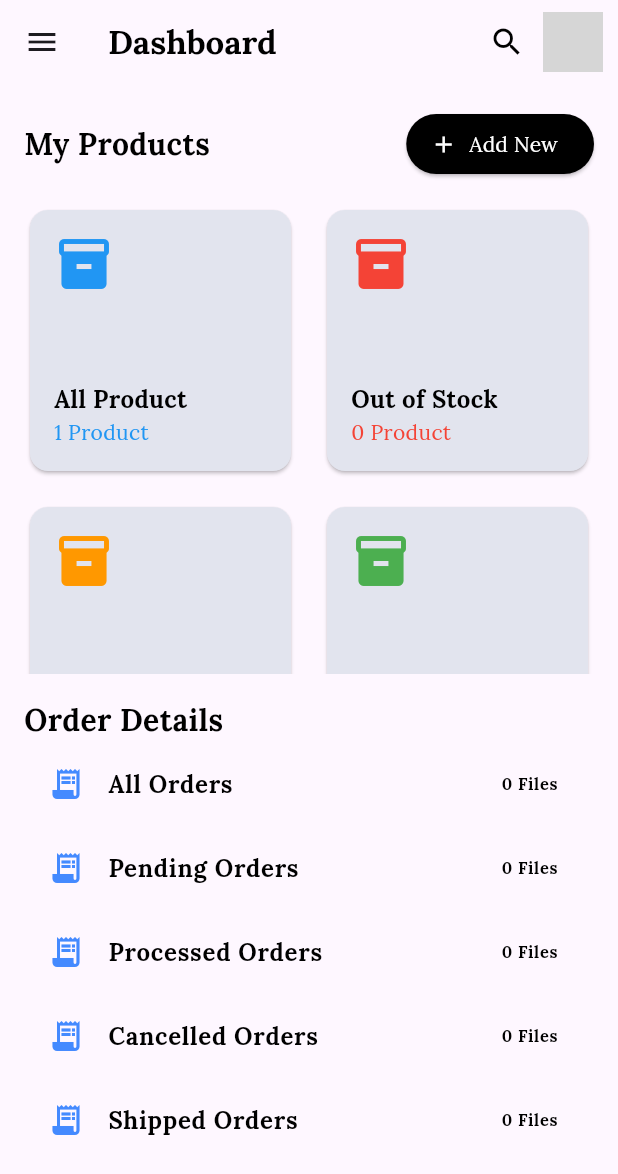
After one commit to HirenThakkar88/Ubon_Application, a Flutter app: the AdminDashboardScreen screen opened directly, on a phone screen of 412 x 824 dp. The commit adds this screen. Shown: the top 1174 px of the screen. Run offline on Flutter 3.47's test engine with Material 3 defaults, Android fonts, the phone set to English and light mode, and no system bars; drawn by our look-alikes of loader_overlay; our stand-ins replace cloud_firestore, firebase_auth, firebase_core, google_sign_in, loading_animation_widget, shared_preferences; missing offline and left inert: mailer; accounts and stored records are empty; network calls fail; project files that could hold a hidden picture were left out; grey boxes are pictures that could not be loaded.

Commit message:
admin panel with Id Password update role in database

```diff
--- /dev/null
+++ b/lib/admin/admin_dashboard_screen.dart
@@ -0,0 +1,212 @@
+import 'package:flutter/material.dart';
+import 'package:shared_preferences/shared_preferences.dart';
+import 'package:ubon_application/screens/firebase_Auth.dart';
+import 'package:ubon_application/screens/login_screen.dart';
+
+class AdminDashboardScreen extends StatefulWidget {
+  @override
+  State<AdminDashboardScreen> createState() => _AdminDashboardScreenState();
+}
+
+class _AdminDashboardScreenState extends State<AdminDashboardScreen> {
+  Authservice _auth = Authservice();
+  @override
+  Widget build(BuildContext context) {
+    return Scaffold(
+      appBar: AppBar(
+        title: Text(
+          "Dashboard",
+          style: TextStyle(
+            fontFamily: 'Lora', // Apply Lora font family
+            fontWeight: FontWeight.bold, // Apply bold font weight
+            color: Colors.black, // Set text color to black
+          ),
+        ),
+        actions: [
+          IconButton(
+            icon: Icon(Icons.search, color: Colors.black),
+            onPressed: () {},
+          ),
+          CircleAvatar(
+            backgroundImage: NetworkImage('https://i.pravatar.cc/300'), // Placeholder profile image
+          ),
+          SizedBox(width: 10),
+        ],
+      ),
+      drawer: Drawer(
+        child: ListView(
+          children: [
+            SizedBox(height: 30),
+            buildDrawerItem(Icons.dashboard, 'Dashboard'),
+            buildDrawerItem(Icons.category, 'Category'),
+            buildDrawerItem(Icons.subtitles, 'Sub Category'),
+            buildDrawerItem(Icons.branding_watermark, 'Brands'),
+            buildDrawerItem(Icons.assignment, 'Orders'),
+            buildDrawerItem(Icons.card_giftcard, 'Coupons'),
+            buildDrawerItem(Icons.notifications, 'Notifications'),
+            const Divider(),
+      ListTile(
+        leading: Icon(Icons.logout, color: Colors.red),
+        title: Text('Sign Out', style: TextStyle(color: Colors.red)),
+        onTap:  ()async {
+                                await _auth.signout();
+                                final prefs =
+                                    await SharedPreferences.getInstance();
+                                await prefs.remove('email');
+                                await prefs.remove('uid');
+                               goToLogin(context);
+        },
+      ),
+
+          ],
+        ),
+      ),
+      body: Padding(
+        padding: const EdgeInsets.all(16.0),
+        child: Column(
+          children: [
+            // "My Products" Section
+            Row(
+              mainAxisAlignment: MainAxisAlignment.spaceBetween,
+              children: [
+                Text(
+                  'My Products',
+                  style: TextStyle(
+                    fontFamily: 'Lora',
+                    fontWeight: FontWeight.bold,
+                    fontSize: 20,
+                    color: Colors.black, // Set text color to black
+                  ),
+                ),
+                ElevatedButton.icon(
+                  onPressed: () {},
+                  icon: Icon(Icons.add, color: Colors.white),
+                  label: Text(
+                    'Add New',
+                    style: TextStyle(color: Colors.white),
+                  ),
+                  style: ElevatedButton.styleFrom(backgroundColor: Colors.black),
+                ),
+              ],
+            ),
+            SizedBox(height: 16),
+            // Product Status Cards
+            Expanded(
+              child: GridView.count(
+                crossAxisCount: 2,
+                crossAxisSpacing: 16,
+                mainAxisSpacing: 16,
+                children: [
+                  buildStatusCard('All Product', '1 Product', Colors.blue),
+                  buildStatusCard('Out of Stock', '0 Product', Colors.red),
+                  buildStatusCard('Limited Stock', '0 Product', Colors.orange),
+                  buildStatusCard('Other Stock', '1 Product', Colors.green),
+                ],
+              ),
+            ),
+            SizedBox(height: 16),
+            // Orders Details Section
+            Row(
+              mainAxisAlignment: MainAxisAlignment.spaceBetween,
+              children: [
+                Text(
+                  'Order Details',
+                  style: TextStyle(
+                    fontFamily: 'Lora',
+                    fontWeight: FontWeight.bold,
+                    fontSize: 20,
+                    color: Colors.black, // Set text color to black
+                  ),
+                ),
+              ],
+            ),
+            Expanded(
+              child: ListView(
+                children: [
+                  buildOrderTile('All Orders', 0),
+                  buildOrderTile('Pending Orders', 0),
+                  buildOrderTile('Processed Orders', 0),
+                  buildOrderTile('Cancelled Orders', 0),
+                  buildOrderTile('Shipped Orders', 0),
+                ],
+              ),
+            ),
+          ],
+        ),
+      ),
+    );
+  }
+
+  Widget buildDrawerItem(IconData icon, String title) {
+    return ListTile(
+      leading: Icon(icon, color: Colors.pinkAccent),
+      title: Text(
+        title,
+        style: TextStyle(
+          fontFamily: 'Lora',
+          fontWeight: FontWeight.bold,
+          color: Colors.black, // Set text color to black
+        ),
+      ),
+      onTap: () {},
+    );
+  }
+
+  Widget buildStatusCard(String title, String subtitle, Color color) {
+    return Card(
+      color: Color.fromARGB(255, 226, 228, 238),
+      child: Padding(
+        padding: const EdgeInsets.all(16.0),
+        child: Column(
+          crossAxisAlignment: CrossAxisAlignment.start,
+          children: [
+            Icon(Icons.inventory, color: color, size: 40),
+            Spacer(),
+            Text(
+              title,
+              style: TextStyle(
+                fontFamily: 'Lora',
+                fontWeight: FontWeight.bold,
+                fontSize: 16,
+                color: Colors.black, // Set text color to black
+              ),
+            ),
+            Text(
+              subtitle,
+              style: TextStyle(fontSize: 14, color: color),
+            ),
+          ],
+        ),
+      ),
+    );
+  }
+
+  Widget buildOrderTile(String title, int count) {
+    return ListTile(
+      leading: Icon(Icons.receipt_long, color: Colors.blueAccent),
+      title: Text(
+        title,
+        style: TextStyle(
+          fontFamily: 'Lora',
+          fontWeight: FontWeight.bold,
+          color: Colors.black, // Set text color to black
+        ),
+      ),
+      trailing: Text(
+        '$count Files',
+        style: TextStyle(
+          fontFamily: 'Lora',
+          fontWeight: FontWeight.bold,
+          color: Colors.black, // Set text color to black
+        ),
+      ),
+      onTap: () {},
+    );
+  }
+    void goToLogin(BuildContext context) {
+    Navigator.pushReplacement(
+      context,
+      MaterialPageRoute(builder: (context) => const LoginScreen()),
+    );
+  }
+}
--- a/lib/screens/firebase_Auth.dart
+++ b/lib/screens/firebase_Auth.dart
@@ -16,7 +16,6 @@ class Authservice {
 
 
   Future<Map<String, String>?> signInWithGoogle() async {
-
 
     try {
       // Perform the Google sign-in
@@ -66,8 +65,8 @@ class Authservice {
         final userDoc = querySnapshot.docs.first;
         final password = userDoc['password'];
 
-        if (userDoc['user_type'] == null) {
-          await userDoc.reference.update({'user_type': 'basic user'});
+        if (userDoc['role'] == null) {
+          await userDoc.reference.update({'role': 'user'});
         }
 
         // If the password is not null, sign in and go to Home screen
@@ -102,7 +101,7 @@ class Authservice {
           'email': email,
           'name': displayName,
           'password': null, // Password initially set to null
-          'user_type': 'basic user',
+          'role': 'user',
         });
 
         // Redirect to SetPassword screen
@@ -145,7 +144,7 @@ class Authservice {
           'email': email,
           'name': fullName,
           'password': password, // Storing the password as is
-          'user_type': 'basic user',
+          'role': 'user',
         });
       }
 
@@ -171,9 +170,9 @@ class Authservice {
 
         // Check if the entered password matches the stored password
         if (userData['password'] == password) {
-          if (userData['user_type'] == null) {
+          if (userData['role'] == null) {
             await querySnapshot.docs.first.reference
-                .update({'user_type': 'basic user'});
+                .update({'role': 'user'});
           }
           // Return email and auth_id on success
           return {'email': userData['email'], 'auth_id': userData['auth_id']};
--- a/lib/screens/login_screen.dart
+++ b/lib/screens/login_screen.dart
@@ -1,8 +1,10 @@
 import 'dart:developer';
+import 'package:cloud_firestore/cloud_firestore.dart';
 import 'package:firebase_auth/firebase_auth.dart';
 import 'package:flutter/material.dart';
 import 'package:flutter/services.dart';
 import 'package:shared_preferences/shared_preferences.dart';
+import 'package:ubon_application/admin/admin_dashboard_screen.dart';
 import 'package:ubon_application/screens/firebase_Auth.dart';
 import 'package:ubon_application/widgets/custom_loader.dart';
 import '../widgets/custom_text_field.dart';
@@ -204,20 +206,45 @@ class _LoginScreenState extends State<LoginScreen> {
     context: context,
     task: () async {
       try {
-          // Call login method from AuthService
+        print("Entered email: ${_email.text}");
+        print("Entered password: ${_password.text}");
+
+        // Firebase Authentication to check user credentials
         final result = await _auth.loginWithEmailAndPassword(
           _email.text,
           _password.text,
         );
 
         if (result != null) {
-            // Save user data to Shared Preferences
+          print('Firebase login result: $result');
           final prefs = await SharedPreferences.getInstance();
           await prefs.setString('email', result['email']!);
           await prefs.setString('uid', result['auth_id']!);
 
-            // Navigate to HomeScreen
+          // Fetch user role from Firebase Firestore (authentication collection)
+          var userDoc = await FirebaseFirestore.instance
+              .collection('authentication')
+              .doc(result['auth_id']) // Using the user's auth_id
+              .get();
+
+          if (userDoc.exists) {
+            var role = userDoc.data()?['role']; // Get role from the Firestore document
+
+            if (role == 'admin') {
+              print('Admin login successful!');
+              // Navigate to Admin Dashboard
+              Navigator.pushReplacement(
+                context,
+                MaterialPageRoute(builder: (context) => AdminDashboardScreen()),
+              );
+            } else if(role == 'user'){
+              print('User login successful!');
+              // Navigate to Home Screen for regular users
               goToHome(context);
+            }
+          } else {
+            print('User document not found in Firestore.');
+          }
         } else {
           print('Invalid credentials');
         }
@@ -228,6 +255,8 @@ class _LoginScreenState extends State<LoginScreen> {
   );
 }
 
+
+
   void goToHome(BuildContext context) {
     Navigator.pushReplacement(
       context,
```
Lines whose indentation alone changed are shown as unchanged.
